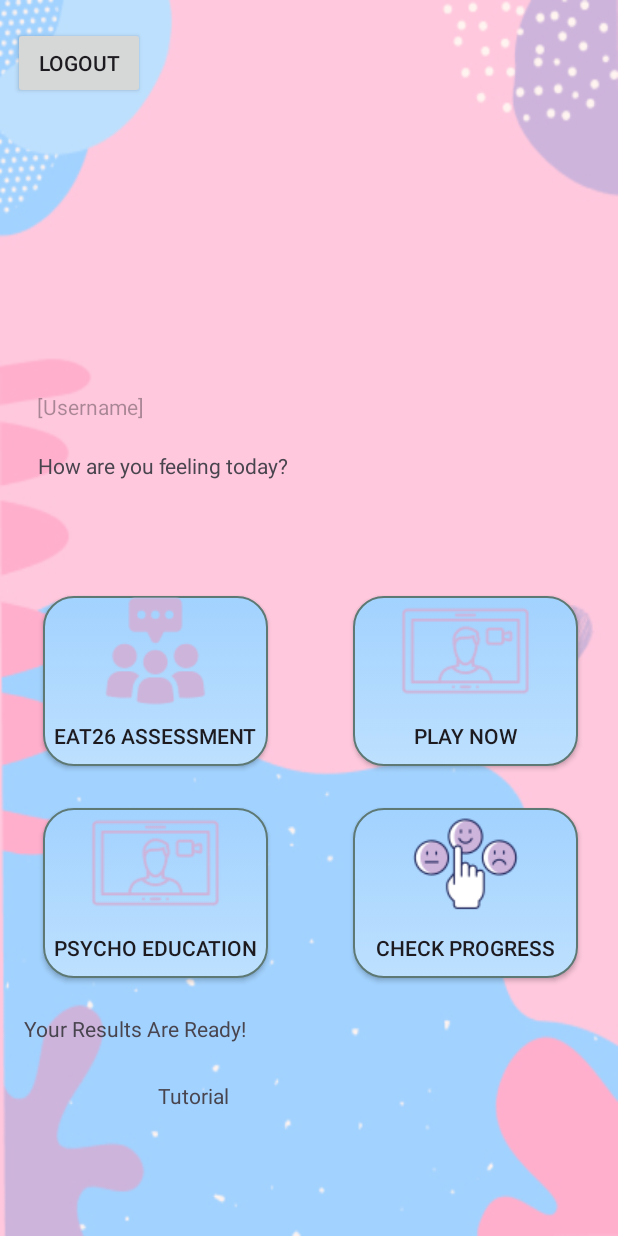
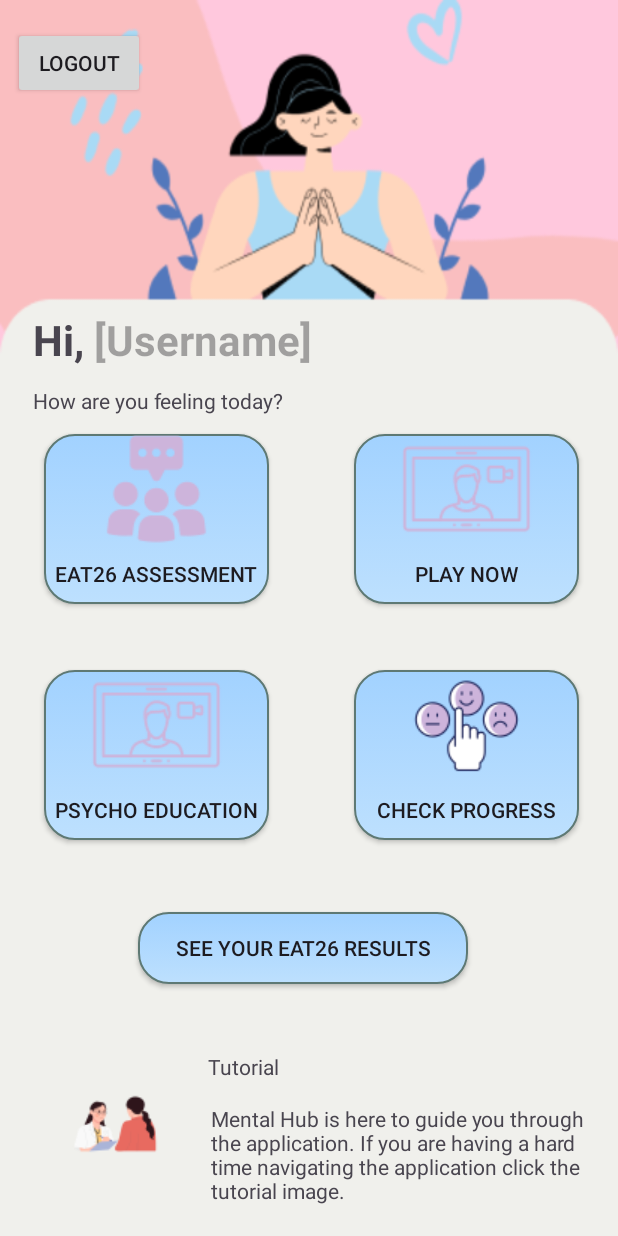
Before and after one commit to Ai-nihil/Mental-Hub, an Android app: the screen it shows after launch once a user with an empty profile is signed in (MainActivity), on a phone screen of 412 x 824 dp. Run offline under Robolectric (Android 15) with nearby library versions, the phone set to English and light mode, and no system bars; our stand-ins replace Firebase (no records; nobody signed in at launch, a user with empty details on screens opened directly).

Commit message:
Updated game and main UI

```diff
--- a/app/src/main/java/com/example/mentalhub/GameActivity.java
+++ b/app/src/main/java/com/example/mentalhub/GameActivity.java
@@ -40,7 +40,7 @@ public class GameActivity extends AppCompatActivity {
             startActivity(intent);
             finish();
         } else {
-            userDetails.setText(user.getEmail());
+            userDetails.setText(user.getDisplayName());
 
             journalingButton.setOnClickListener((View v) -> {
                 Intent intent = new Intent(getApplicationContext(), journaling.class);
--- a/app/src/main/res/layout/activity_main.xml
+++ b/app/src/main/res/layout/activity_main.xml
@@ -5,28 +5,119 @@
     android:layout_width="match_parent"
     android:layout_height="match_parent"
     android:orientation="vertical"
-    android:background="@drawable/background"
+    android:background="@drawable/bgmaingame"
     android:id="@+id/relativeLayout"
     tools:context=".MainActivity">
+
+    <TextView
+        android:id="@+id/user_details"
+        android:layout_width="wrap_content"
+        android:layout_height="wrap_content"
+        android:hint="[Username]"
+        android:textSize="28sp"
+        android:textStyle="bold"
+        app:layout_constraintBottom_toBottomOf="parent"
+        app:layout_constraintEnd_toEndOf="parent"
+        app:layout_constraintHorizontal_bias="0.0"
+        app:layout_constraintStart_toEndOf="@+id/hi"
+        app:layout_constraintTop_toTopOf="parent"
+        app:layout_constraintVertical_bias="0.264" />
+
+    <TextView
+        android:layout_width="wrap_content"
+        android:layout_height="wrap_content"
+        android:layout_marginTop="12dp"
+        android:text="@string/askUser"
+        app:layout_constraintEnd_toEndOf="parent"
+        app:layout_constraintHorizontal_bias="0.09"
+        app:layout_constraintStart_toStartOf="parent"
+        app:layout_constraintTop_toBottomOf="@+id/user_details" />
+
+    <TextView
+        android:id="@+id/hi"
+        android:layout_width="wrap_content"
+        android:layout_height="wrap_content"
+        android:text="Hi, "
+        android:textSize="28sp"
+        android:textStyle="bold"
+        app:layout_constraintBottom_toBottomOf="parent"
+        app:layout_constraintEnd_toEndOf="parent"
+        app:layout_constraintHorizontal_bias="0.059"
+        app:layout_constraintStart_toStartOf="parent"
+        app:layout_constraintTop_toTopOf="parent"
+        app:layout_constraintVertical_bias="0.264" />
+
+    <androidx.appcompat.widget.AppCompatButton
+        android:id="@+id/playNow"
+        android:layout_width="150dp"
+        android:layout_height="113dp"
+        android:layout_marginBottom="44dp"
+        android:background="@drawable/mybutton"
+        android:drawableTop="@drawable/psychoeducation"
+        android:text="@string/playNow"
+        app:layout_constraintBottom_toTopOf="@+id/checkProgress"
+        app:layout_constraintEnd_toEndOf="parent"
+        app:layout_constraintHorizontal_bias="0.682"
+        app:layout_constraintStart_toEndOf="@+id/eat26assessment" />
+
+    <TextView
+        android:id="@+id/textView6"
+        android:layout_width="wrap_content"
+        android:layout_height="wrap_content"
+        android:layout_marginTop="1dp"
+        android:layout_marginBottom="96dp"
+        android:text="Tutorial"
+        app:layout_constraintBottom_toBottomOf="parent"
+        app:layout_constraintEnd_toEndOf="parent"
+        app:layout_constraintHorizontal_bias="0.089"
+        app:layout_constraintStart_toEndOf="@+id/imageView4"
+        app:layout_constraintTop_toBottomOf="@+id/textView2"
+        app:layout_constraintVertical_bias="0.863" />
+
+    <ImageView
+        android:id="@+id/imageView4"
+        android:layout_width="wrap_content"
+        android:layout_height="wrap_content"
+        android:layout_marginEnd="25dp"
+        android:layout_marginBottom="52dp"
+        app:layout_constraintBottom_toBottomOf="parent"
+        app:layout_constraintEnd_toEndOf="parent"
+        app:layout_constraintHorizontal_bias="0.12"
+        app:layout_constraintStart_toStartOf="parent"
+        app:srcCompat="@drawable/patient" />
 
     <androidx.appcompat.widget.AppCompatButton
         android:id="@+id/eat26assessment"
         android:layout_width="150dp"
         android:layout_height="113dp"
-        android:layout_marginBottom="28dp"
+        android:layout_marginBottom="44dp"
+        android:background="@drawable/mybutton"
+        android:drawableTop="@drawable/form"
         android:text="@string/eat26Assessment"
-        android:drawableTop="@drawable/form"
-        android:background="@drawable/mybutton"
         app:layout_constraintBottom_toTopOf="@+id/psychoeducation"
         app:layout_constraintEnd_toEndOf="parent"
-        app:layout_constraintHorizontal_bias="0.109"
+        app:layout_constraintHorizontal_bias="0.111"
         app:layout_constraintStart_toStartOf="parent" />
+
+    <TextView
+        android:id="@+id/textView12"
+        android:layout_width="265dp"
+        android:layout_height="74dp"
+        android:layout_marginStart="24dp"
+        android:layout_marginTop="8dp"
+        android:text="@string/tutorialText"
+        app:layout_constraintBottom_toBottomOf="parent"
+        app:layout_constraintEnd_toEndOf="parent"
+        app:layout_constraintHorizontal_bias="0.0"
+        app:layout_constraintStart_toEndOf="@+id/imageView4"
+        app:layout_constraintTop_toBottomOf="@+id/textView6"
+        app:layout_constraintVertical_bias="0.35" />
 
     <androidx.appcompat.widget.AppCompatButton
         android:id="@+id/checkProgress"
         android:layout_width="150dp"
         android:layout_height="113dp"
-        android:layout_marginBottom="172dp"
+        android:layout_marginBottom="264dp"
         android:background="@drawable/mybutton"
         android:drawableTop="@drawable/moodtracker"
         android:text="@string/checkProgress"
@@ -36,52 +127,28 @@
         app:layout_constraintStart_toStartOf="@+id/psychoeducation" />
 
     <androidx.appcompat.widget.AppCompatButton
+        android:id="@+id/textView2"
+        android:layout_width="220dp"
+        android:layout_height="wrap_content"
+        android:layout_marginStart="92dp"
+        android:layout_marginTop="48dp"
+        android:background="@drawable/mybutton"
+        android:text="SEE YOUR EAT26 RESULTS"
+        app:layout_constraintStart_toStartOf="parent"
+        app:layout_constraintTop_toBottomOf="@+id/psychoeducation" />
+
+    <androidx.appcompat.widget.AppCompatButton
         android:id="@+id/psychoeducation"
         android:layout_width="150dp"
         android:layout_height="113dp"
-        android:layout_marginBottom="172dp"
+        android:layout_marginBottom="264dp"
         android:background="@drawable/mybutton"
         android:drawableTop="@drawable/psychoeducation"
         android:text="@string/psychoeducation"
         app:layout_constraintBottom_toBottomOf="parent"
         app:layout_constraintEnd_toEndOf="parent"
-        app:layout_constraintHorizontal_bias="0.11"
+        app:layout_constraintHorizontal_bias="0.111"
         app:layout_constraintStart_toStartOf="parent" />
-
-    <androidx.appcompat.widget.AppCompatButton
-        android:id="@+id/playNow"
-        android:layout_width="150dp"
-        android:layout_height="113dp"
-        android:layout_marginBottom="28dp"
-        android:background="@drawable/mybutton"
-        android:drawableTop="@drawable/psychoeducation"
-        android:text="@string/playNow"
-        app:layout_constraintBottom_toTopOf="@+id/checkProgress"
-        app:layout_constraintEnd_toEndOf="parent"
-        app:layout_constraintHorizontal_bias="0.682"
-        app:layout_constraintStart_toEndOf="@+id/eat26assessment" />
-
-    <TextView
-        android:id="@+id/user_details"
-        android:layout_width="wrap_content"
-        android:layout_height="wrap_content"
-        android:hint="[Username]"
-        app:layout_constraintBottom_toBottomOf="parent"
-        app:layout_constraintEnd_toEndOf="parent"
-        app:layout_constraintHorizontal_bias="0.073"
-        app:layout_constraintStart_toStartOf="parent"
-        app:layout_constraintTop_toTopOf="parent"
-        app:layout_constraintVertical_bias="0.325" />
-
-    <TextView
-        android:layout_width="wrap_content"
-        android:layout_height="wrap_content"
-        android:layout_marginTop="20dp"
-        android:text="@string/askUser"
-        app:layout_constraintEnd_toEndOf="parent"
-        app:layout_constraintHorizontal_bias="0.103"
-        app:layout_constraintStart_toStartOf="parent"
-        app:layout_constraintTop_toBottomOf="@+id/user_details" />
 
     <androidx.appcompat.widget.AppCompatButton
         android:id="@+id/logout"
@@ -95,25 +162,4 @@
         app:layout_constraintTop_toTopOf="parent"
         app:layout_constraintVertical_bias="0.023" />
 
-    <TextView
-        android:id="@+id/textView2"
-        android:layout_width="wrap_content"
-        android:layout_height="wrap_content"
-        android:layout_marginStart="16dp"
-        android:layout_marginTop="24dp"
-        android:text="Your Results Are Ready!"
-        app:layout_constraintStart_toStartOf="parent"
-        app:layout_constraintTop_toBottomOf="@+id/psychoeducation" />
-
-    <TextView
-        android:id="@+id/textView6"
-        android:layout_width="wrap_content"
-        android:layout_height="wrap_content"
-        android:layout_marginBottom="84dp"
-        android:text="Tutorial"
-        app:layout_constraintBottom_toBottomOf="parent"
-        app:layout_constraintEnd_toEndOf="parent"
-        app:layout_constraintHorizontal_bias="0.288"
-        app:layout_constraintStart_toStartOf="parent" />
-
 </androidx.constraintlayout.widget.ConstraintLayout>
--- a/app/src/main/res/values/strings.xml
+++ b/app/src/main/res/values/strings.xml
@@ -4,6 +4,7 @@
     <string name="delete">Delete</string>
     <string name="journaltitle">Journal Title</string>
     <string name="timestamp">Date Created</string>
+    <string name="tutorialText">Mental Hub is here to guide you through the application. If you are having a hard time navigating the application click the tutorial image.</string>
     <string name="journalhint">This can be journal content that can be long</string>
     <string name="date">What is the date today?</string>
     <string name="content">How are you? Write everything that happened to you here today.</string>
```
Also changed, not shown: app/src/main/res/layout/activity_game.xml (+59 -57 lines), app/src/main/res/drawable/bgmaingame.png (added), app/src/main/res/drawable/patient.png (added).
